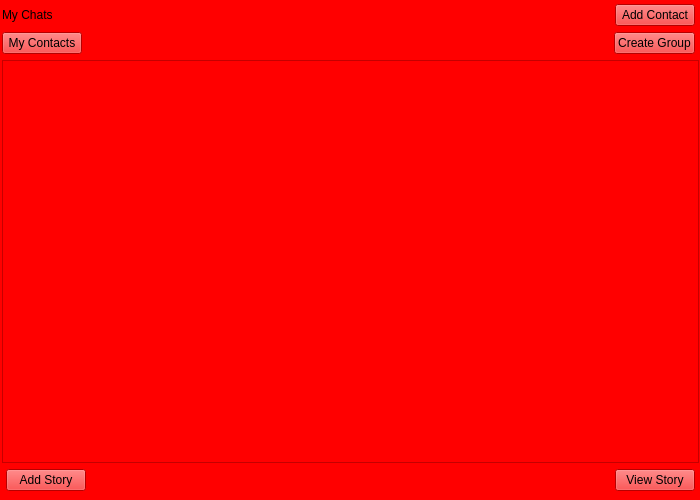
This is Chat-Application/Chats.ui in verina101/Chat-Application as Qt 5 draws it before an edit. The edited form follows.
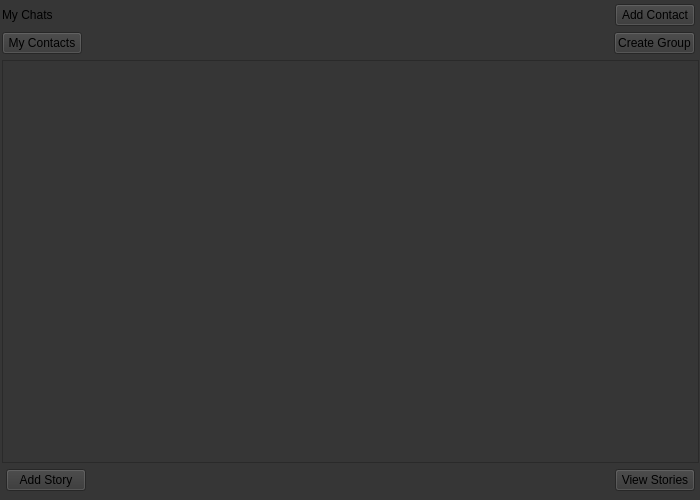
This is the edited form.

```diff
--- a/Chat-Application/Chats.ui
+++ b/Chat-Application/Chats.ui
@@ -14,7 +14,7 @@
    <string>Form</string>
   </property>
   <property name="styleSheet">
-   <string notr="true">background:red;</string>
+   <string notr="true">background:rgb(54, 54, 54);</string>
   </property>
   <widget class="QStackedWidget" name="stackedWidget">
    <property name="geometry">
@@ -159,7 +159,7 @@
         <item>
          <widget class="QPushButton" name="pushButton_viewStory">
           <property name="text">
-           <string>View Story</string>
+           <string>View Stories</string>
           </property>
          </widget>
         </item>
```
